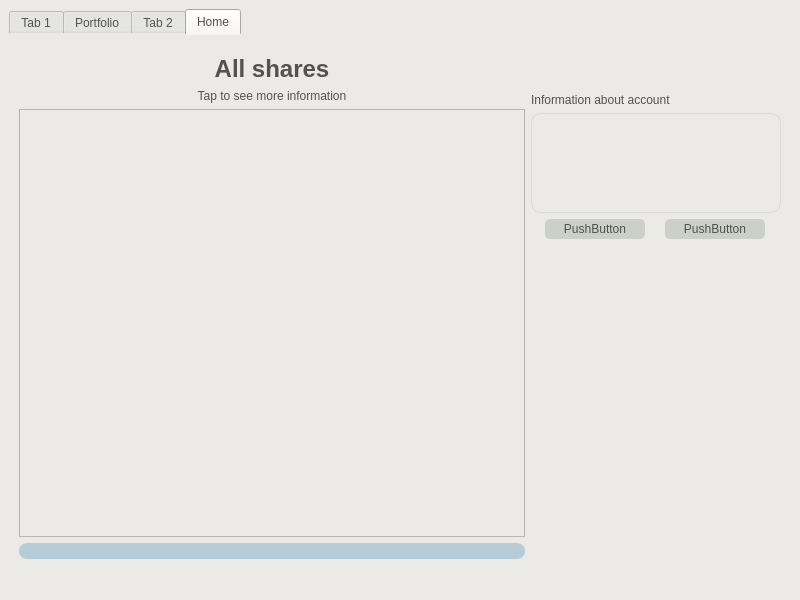
Above: apps/mainwindow.ui from coolGroup2005/tinkoffsdk_qt_app before the change. Below: the same form after it.
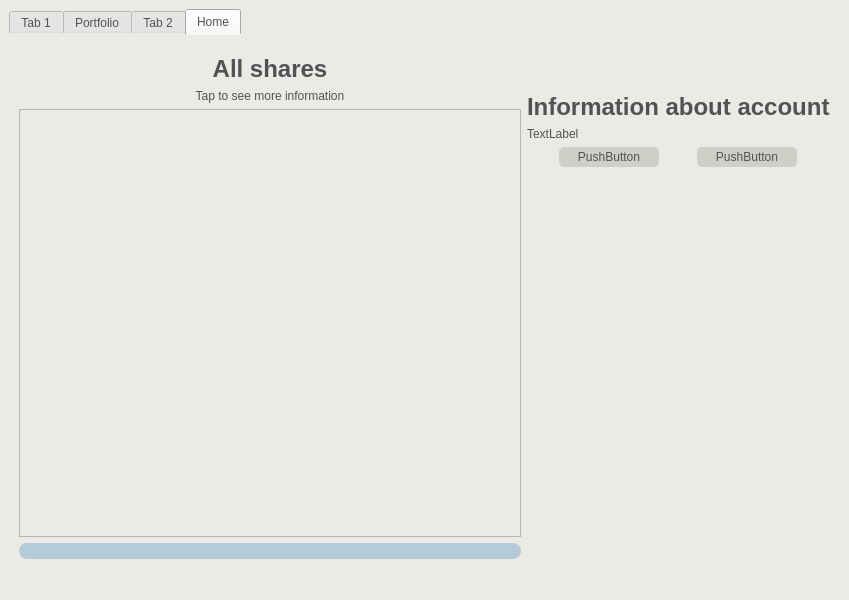
That is the form after the change.

Commit message: add account info output

```diff
--- a/apps/mainwindow.ui
+++ b/apps/mainwindow.ui
@@ -355,23 +355,14 @@
           <item>
            <widget class="QLabel" name="label">
             <property name="text">
-             <string>Information about account</string>
+             <string>&lt;html&gt;&lt;head/&gt;&lt;body&gt;&lt;p&gt;&lt;span style=&quot; font-size:18pt; font-weight:700;&quot;&gt;Information about account&lt;/span&gt;&lt;/p&gt;&lt;/body&gt;&lt;/html&gt;</string>
             </property>
            </widget>
           </item>
           <item>
-           <widget class="QTextEdit" name="textEdit_2">
-            <property name="maximumSize">
-             <size>
-              <width>250</width>
-              <height>100</height>
-             </size>
-            </property>
-            <property name="styleSheet">
-             <string notr="true">QTextEdit#textEdit_2 {
-	border-radius: 10px;
-	border: 1px solid rgb(218, 218, 218);
-}</string>
+           <widget class="QLabel" name="labelAccount">
+            <property name="text">
+             <string>TextLabel</string>
             </property>
            </widget>
           </item>
```
The commit also changes 4 other files.
